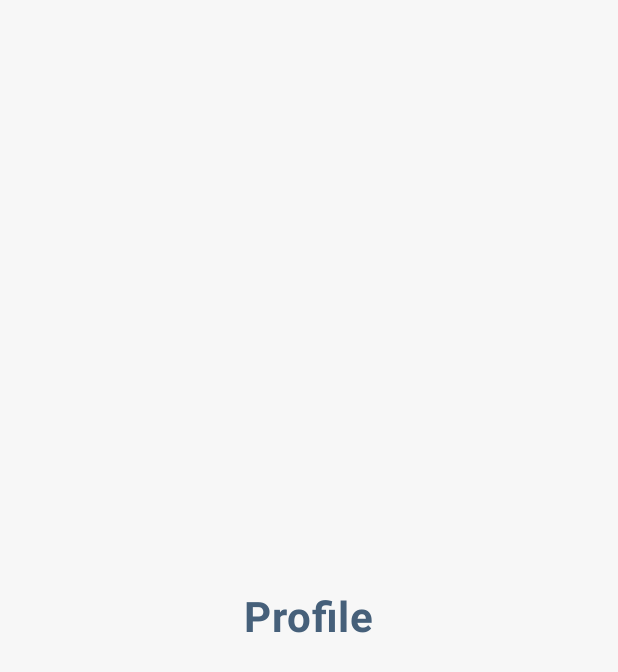
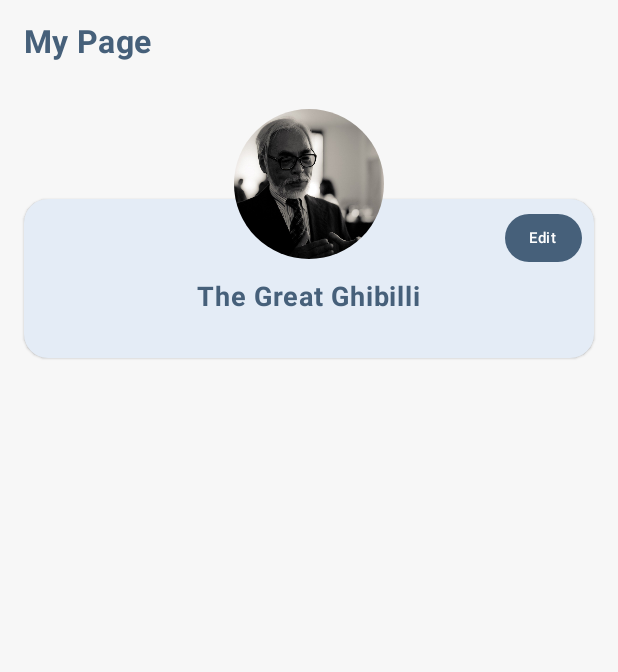
Before and after one commit to Ali0092/BeWell, an Android app built with Jetpack Compose: the composable ProfileScreen shown on its own in the app's theme, on a phone screen of 412 x 824 dp. Shown: the top 672 px of the screen. Run offline under Robolectric (Android 15) with nearby library versions, the phone set to English and light mode, and no system bars.

Commit message:
completed profile screen

```diff
--- a/app/src/main/java/com/example/bewell/common/NavGraph.kt
+++ b/app/src/main/java/com/example/bewell/common/NavGraph.kt
@@ -29,7 +29,7 @@ sealed class SimpleNavigation(val route: String) {
 sealed class BottomNavigationScreens(val route: String, val title: String, val icon: Int) {
     class Home: BottomNavigationScreens(Screens.HOME.name, "Home", R.drawable.home_icon)
     class Fitness: BottomNavigationScreens(Screens.FITNESS.name, "Fitness", R.drawable.fitness_icon)
-    class Profile: BottomNavigationScreens(Screens.PROFILE.name, "Profile", R.drawable.profile_icon)
+    class Profile: BottomNavigationScreens(Screens.PROFILE.name, "Profile", R.drawable.profile_picture)
 }
 
 //NavGraph
--- a/app/src/main/java/com/example/bewell/ui/presentation/screens/FitnessScreen.kt
+++ b/app/src/main/java/com/example/bewell/ui/presentation/screens/FitnessScreen.kt
@@ -2,7 +2,7 @@ package com.example.bewell.ui.presentation.screens
 
 import androidx.compose.foundation.Image
 import androidx.compose.foundation.background
-import androidx.compose.foundation.layout.Arrangement
+import androidx.compose.foundation.layout.Box
 import androidx.compose.foundation.layout.Column
 import androidx.compose.foundation.layout.Spacer
 import androidx.compose.foundation.layout.fillMaxSize
@@ -34,6 +34,11 @@ import com.example.bewell.ui.theme.secondaryColor
 
 @Composable
 fun FitnessScreen(modifier: Modifier = Modifier) {
+
+    Box {
+        s
+    }
+
     LazyColumn(
         modifier = modifier
             .fillMaxSize()
--- a/app/src/main/java/com/example/bewell/ui/presentation/screens/ProfileScreen.kt
+++ b/app/src/main/java/com/example/bewell/ui/presentation/screens/ProfileScreen.kt
@@ -1,27 +1,115 @@
 package com.example.bewell.ui.presentation.screens
 
+import androidx.compose.foundation.Image
 import androidx.compose.foundation.background
 import androidx.compose.foundation.layout.Arrangement
+import androidx.compose.foundation.layout.Box
 import androidx.compose.foundation.layout.Column
 import androidx.compose.foundation.layout.fillMaxSize
+import androidx.compose.foundation.layout.fillMaxWidth
+import androidx.compose.foundation.layout.height
+import androidx.compose.foundation.layout.padding
+import androidx.compose.foundation.layout.size
+import androidx.compose.foundation.lazy.LazyColumn
+import androidx.compose.foundation.shape.CircleShape
+import androidx.compose.foundation.shape.RoundedCornerShape
+import androidx.compose.material3.Button
+import androidx.compose.material3.ButtonDefaults
+import androidx.compose.material3.Card
+import androidx.compose.material3.CardDefaults
+import androidx.compose.material3.ElevatedButton
+import androidx.compose.material3.Surface
 import androidx.compose.material3.Text
 import androidx.compose.runtime.Composable
 import androidx.compose.ui.Alignment
 import androidx.compose.ui.Modifier
+import androidx.compose.ui.draw.clip
+import androidx.compose.ui.graphics.Color
+import androidx.compose.ui.layout.ContentScale
+import androidx.compose.ui.res.painterResource
 import androidx.compose.ui.text.font.FontWeight
+import androidx.compose.ui.text.style.TextAlign
+import com.example.bewell.R
+import com.example.bewell.common.Screens
+import com.example.bewell.ui.sdp
 import com.example.bewell.ui.textSdp
 import com.example.bewell.ui.theme.backgroundColor
 import com.example.bewell.ui.theme.darkBlueColor
+import com.example.bewell.ui.theme.lightGreenColor
+import com.example.bewell.ui.theme.secondaryColor
 
 @Composable
 fun ProfileScreen(modifier: Modifier = Modifier) {
-    Column(modifier = modifier.fillMaxSize().background(backgroundColor),
-        verticalArrangement = Arrangement.Center,
-        horizontalAlignment = Alignment.CenterHorizontally) {
-        Text(text = "Profile",
-            fontSize = 28.textSdp,
-            color = darkBlueColor,
-            fontWeight = FontWeight.Bold
-        )
+    LazyColumn(
+        modifier = modifier
+            .fillMaxSize()
+            .background(backgroundColor)
+    ) {
+        item {
+            Text(
+                text = "My Page",
+                textAlign = TextAlign.Start,
+                modifier = Modifier
+                    .fillMaxWidth()
+                    .padding(16.sdp),
+                color = darkBlueColor,
+                fontSize = 21.textSdp,
+                fontWeight = FontWeight.Bold
+            )
+        }
+        item {
+            BasicProfileCard()
+        }
     }
 }
+
+@Composable
+fun BasicProfileCard() {
+
+    Box(modifier = Modifier.fillMaxWidth().padding(start = 8.sdp, end = 8.sdp, top = 16.sdp, bottom = 16.sdp)) {
+
+        Surface( modifier = Modifier
+            .fillMaxWidth()
+            .height(170.sdp)
+            .padding(top = 60.sdp, start = 8.sdp, end = 8.sdp, bottom = 4.sdp),
+            color = secondaryColor,
+            shape = RoundedCornerShape(16.sdp),
+            shadowElevation = 1.sdp) {
+            Column(
+                modifier = Modifier.fillMaxSize().padding(top = 24.sdp),
+                verticalArrangement = Arrangement.Center,
+                horizontalAlignment = Alignment.CenterHorizontally
+            ) {
+                Text(
+                    text = "The Great Ghibilli",
+                    color = darkBlueColor,
+                    fontSize = 18.textSdp,
+                    fontWeight = FontWeight.Bold
+                )
+            }
+
+        }
+
+        Card(
+            modifier = Modifier.align(Alignment.TopEnd).padding(end = 16.sdp, top = 70.sdp),
+            colors = CardDefaults.cardColors(containerColor = darkBlueColor),
+            shape = CircleShape
+        ) {
+            Text(
+                modifier = Modifier.padding(horizontal = 16.sdp, vertical = 4.sdp),
+                text = "Edit",
+                color = Color.White,
+                fontSize = 10.textSdp,
+                fontWeight = FontWeight.SemiBold
+            )
+        }
+
+        Image(painter = painterResource(R.drawable.profile_picture),
+            contentDescription = null,
+            contentScale = ContentScale.Crop,
+            modifier = Modifier.size(100.sdp).align(Alignment.TopCenter).clip(CircleShape)
+        )
+
+    }
+
+}
```
Also changed, not shown: app/src/main/res/drawable/profile_picture.jpg (added).
